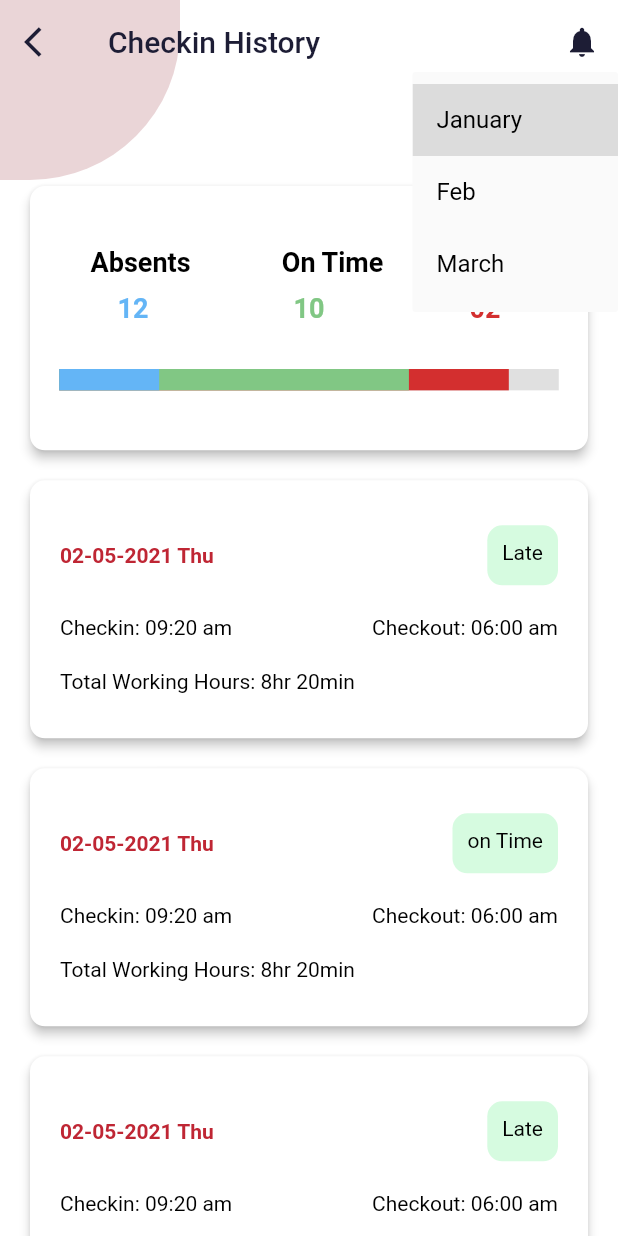
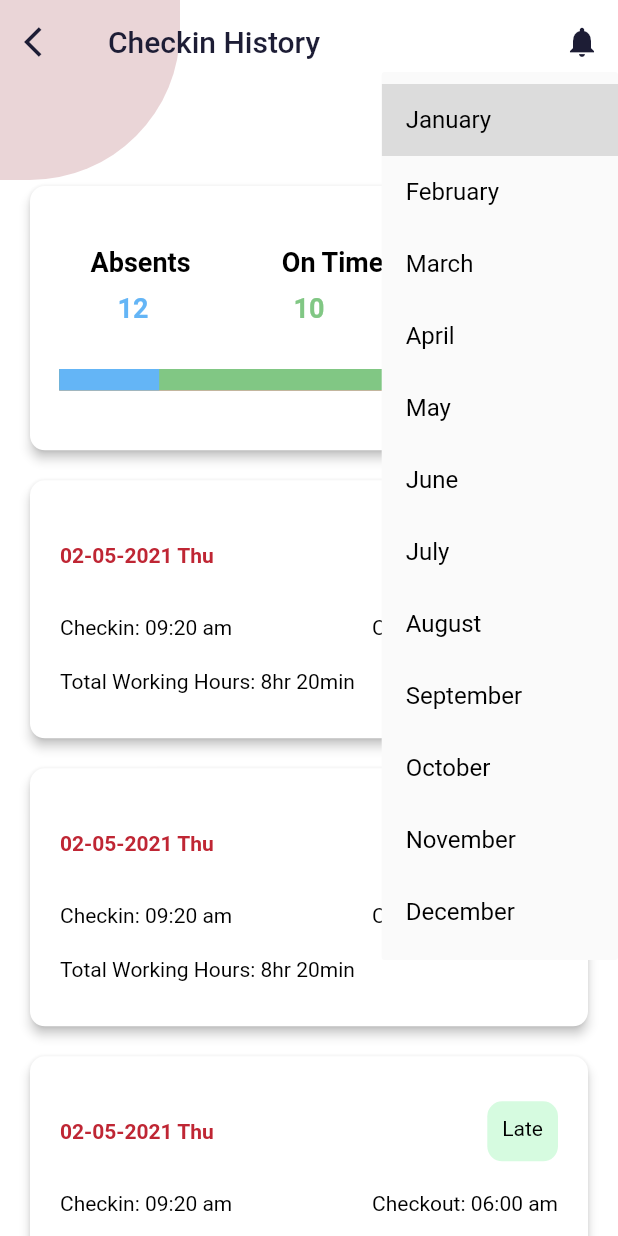
Before and after one commit to alche2014/hr_employee_flutter, a Flutter app: the MainCheckIn screen opened directly, after a tap on "January", on a phone screen of 412 x 824 dp. Run offline on Flutter 3.47's test engine with Material 2 defaults, Android fonts, the phone set to English and light mode, and no system bars; drawn by our look-alikes of percent_indicator; our stand-ins replace file_picker, google_fonts, mask_text_input_formatter, stop_watch_timer; Roboto replaces fonts that are missing (Sodia, Sofia); project files that could hold a hidden picture were left out.

Commit message:
SOF-78 #Comment remove extra line of code added some changes #time 2h #QA

```diff
--- a/lib/Log Screen/sign_in.dart
+++ b/lib/Log Screen/sign_in.dart
@@ -51,7 +51,8 @@ class _LogBodyState extends State<LogBody> {
 
   @override
   void initState() {
-    _passwordVisible = false;
+    super.initState();
+        _passwordVisible = false;
   }
 
   @override
@@ -86,7 +87,6 @@ class _LogBodyState extends State<LogBody> {
                           textInputAction: TextInputAction.next,
                           decoration: InputDecoration(
                             labelText: "Username",
-                            hintText: "Username",
                             border: OutlineInputBorder(
                               borderRadius: BorderRadius.circular(10.0),
                               borderSide: const BorderSide(
@@ -124,7 +124,6 @@ class _LogBodyState extends State<LogBody> {
                           obscureText: !_passwordVisible,
                           decoration: InputDecoration(
                             labelText: "Password",
-                            hintText: "Password",
                              suffixIcon: IconButton(
                                 icon: Icon(
                                   // Based on passwordVisible state choose the icon
--- a/lib/mainApp/check_in_history/utility/drop_down.dart
+++ b/lib/mainApp/check_in_history/utility/drop_down.dart
@@ -1,12 +1,14 @@
 import 'package:flutter/material.dart';
 
-class DropDownOpt extends StatefulWidget {    //dropdown
+class DropDownOpt extends StatefulWidget {
+  //dropdown
   @override
   State<DropDownOpt> createState() => _DropDownOptState();
 }
 
 /// This is the private State class that goes with MyStatefulWidget.
-class _DropDownOptState extends State<DropDownOpt> {      //dropdown
+class _DropDownOptState extends State<DropDownOpt> {
+  //dropdown
   String dropdownValue = 'January';
 
   @override
@@ -22,8 +24,20 @@ class _DropDownOptState extends State<DropDownOpt> {      //dropdown
           dropdownValue = newValue!;
         });
       },
-      items: <String>['January', 'Feb', 'March']
-          .map<DropdownMenuItem<String>>((String value) {
+      items: <String>[
+        'January',
+        'February',
+        'March ',
+        'April',
+        'May',
+        'June',
+        'July',
+        'August',
+        'September',
+        'October',
+        'November',
+        'December',
+      ].map<DropdownMenuItem<String>>((String value) {
         return DropdownMenuItem<String>(
           value: value,
           child: Text(value), //using a string value
--- a/lib/mainApp/events/main_events.dart
+++ b/lib/mainApp/events/main_events.dart
@@ -1,3 +1,5 @@
+// ignore_for_file: prefer_const_constructors
+
 import 'package:flutter/material.dart';
 
 import 'Utility/stacked_pics.dart';
--- a/lib/mainApp/experiences/add_experiences.dart
+++ b/lib/mainApp/experiences/add_experiences.dart
@@ -54,6 +54,7 @@ class _AddExperienceBodyState extends State<AddExperienceBody> {
           child: Column(
         children: [
           TextFormField(
+            textInputAction: TextInputAction.next,
             decoration: buildMyInputDecoration(context, 'Title'),
             autovalidateMode: AutovalidateMode.onUserInteraction,
             validator: (value) {
@@ -110,6 +111,7 @@ class _AddExperienceBodyState extends State<AddExperienceBody> {
           const SizedBox(height: 15),
           //-------------------------------------------------//
           TextFormField(
+            textInputAction: TextInputAction.next,
             decoration: buildMyInputDecoration(context, 'Company Name'),
             autovalidateMode: AutovalidateMode.onUserInteraction,
             validator: (value) {
@@ -127,6 +129,7 @@ class _AddExperienceBodyState extends State<AddExperienceBody> {
           const SizedBox(height: 15),
           //-------------------------------------------------//
           TextFormField(
+            textInputAction: TextInputAction.next,
             decoration: buildMyInputDecoration(context, 'Location'),
             autovalidateMode: AutovalidateMode.onUserInteraction,
             validator: (value) {
@@ -219,6 +222,7 @@ class _AddExperienceBodyState extends State<AddExperienceBody> {
           const SizedBox(height: 5),
           //--------------------------------------------------//
           TextFormField(
+            textInputAction: TextInputAction.next,
             decoration: buildMyInputDecoration(context, 'Headline'),
             autovalidateMode: AutovalidateMode.onUserInteraction,
             validator: (value) {
@@ -277,6 +281,7 @@ class _AddExperienceBodyState extends State<AddExperienceBody> {
           const SizedBox(height: 15),
           //-------------------------------------------------//
           TextFormField(
+            textInputAction: TextInputAction.done,
             maxLines: 5,
             decoration: buildMyInputDecoration(context, 'Description'),
             autovalidateMode: AutovalidateMode.onUserInteraction,
--- a/lib/mainApp/work_info/utility/build_my_input_decoration.dart
+++ b/lib/mainApp/work_info/utility/build_my_input_decoration.dart
@@ -17,7 +17,6 @@ InputDecoration buildMyInputDecoration(BuildContext context, String hint) {
     // filled: true,
     fillColor: Theme.of(context).scaffoldBackgroundColor,
     labelText: hint,
-    hintText: hint,
     // hintStyle: const TextStyle(fontSize: 14, fontWeight: FontWeight.w400),
   );
 }
--- a/lib/mainUtility/text_input_design.dart
+++ b/lib/mainUtility/text_input_design.dart
@@ -16,7 +16,6 @@ import 'package:flutter/material.dart';
       ),
        contentPadding:
       const EdgeInsets.symmetric(horizontal: 20, vertical: 20),
-                  hintText: hint,
                   labelText: hint,
                   hintStyle: const TextStyle(
                     fontSize: 14,
```
Also changed, not shown: lib/mainApp/events/mainEventsCard.dart (+17 -2 lines), lib/mainApp/events/utility/stacked_pics.dart (+6 -4 lines), lib/mainApp/forms/form_2.dart (+0 -18 lines), lib/mainApp/work_info/work_info.dart (+23 -15 lines).
